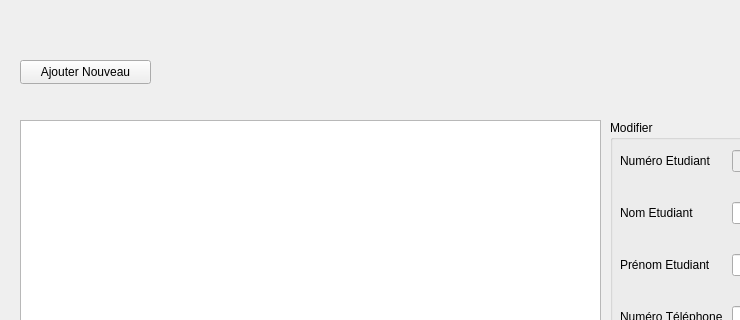
This is mainwindow.ui in Frankral/ProjetFinL1 as Qt 5 draws it before an edit; both pictures show x 0 to 740 and y 0 to 320 of the 924 by 520 pixel window. The edited form follows.
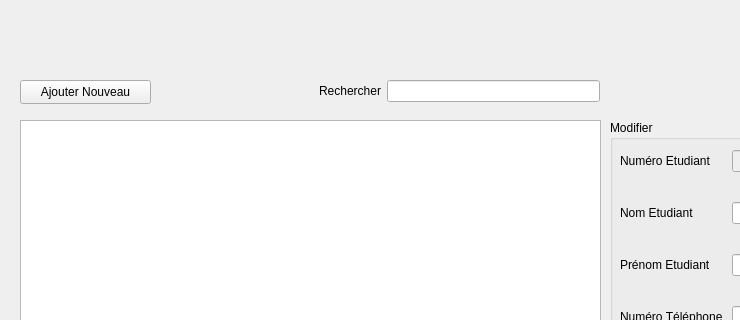
This is the edited form. Custom widgets are drawn as their Qt base class.

Commit message: ajout recherche

What changed in the file:
```diff
--- a/mainwindow.ui
+++ b/mainwindow.ui
@@ -150,7 +150,7 @@
     <property name="geometry">
      <rect>
       <x>20</x>
-      <y>60</y>
+      <y>80</y>
       <width>131</width>
       <height>24</height>
      </rect>
@@ -159,6 +159,28 @@
      <string>Ajouter Nouveau</string>
     </property>
    </widget>
+   <widget class="QWidget" name="formLayoutWidget_2">
+    <property name="geometry">
+     <rect>
+      <x>319</x>
+      <y>80</y>
+      <width>281</width>
+      <height>31</height>
+     </rect>
+    </property>
+    <layout class="QFormLayout" name="formLayout_2">
+     <item row="0" column="0">
+      <widget class="QLabel" name="label_5">
+       <property name="text">
+        <string>Rechercher</string>
+       </property>
+      </widget>
+     </item>
+     <item row="0" column="1">
+      <widget class="QLineEdit" name="searchInput"/>
+     </item>
+    </layout>
+   </widget>
   </widget>
   <widget class="QMenuBar" name="menubar">
    <property name="geometry">
```
The commit also changes 2 other files.
